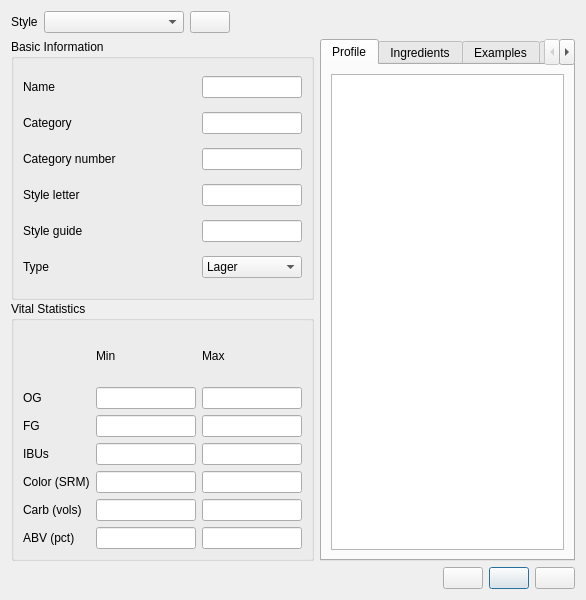
This is ui/styleEditor.ui in Brewtarget/brewtarget as Qt 5 draws it before an edit. The edited form follows.
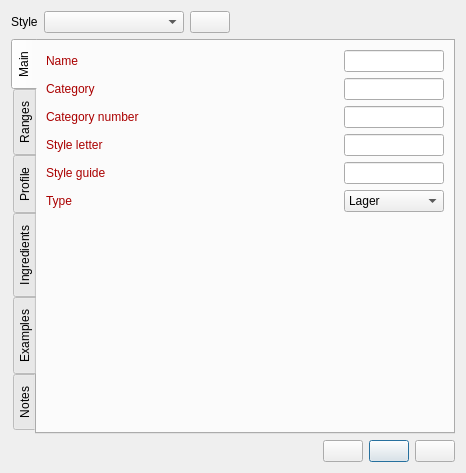
This is the edited form. Icons and pictures are not drawn. Custom widgets are drawn as their Qt base class.

Commit message: First round at fixing BtStringEdit

```diff
--- a/ui/styleEditor.ui
+++ b/ui/styleEditor.ui
@@ -6,8 +6,8 @@
    <rect>
     <x>0</x>
     <y>0</y>
-    <width>586</width>
-    <height>600</height>
+    <width>466</width>
+    <height>375</height>
    </rect>
   </property>
   <property name="sizePolicy">
@@ -19,7 +19,7 @@
   <property name="windowTitle">
    <string>Style Editor</string>
   </property>
-  <layout class="QVBoxLayout" name="verticalLayout_7">
+  <layout class="QVBoxLayout" name="verticalLayout">
    <item>
     <layout class="QHBoxLayout" name="horizontalLayout_styles">
      <item>
@@ -75,69 +75,28 @@
     </layout>
    </item>
    <item>
-    <layout class="QHBoxLayout" name="horizontalLayout_21">
-     <item>
-      <layout class="QVBoxLayout" name="verticalLayout_6">
-       <property name="spacing">
-        <number>1</number>
-       </property>
-       <item>
-        <widget class="QGroupBox" name="groupBox_basic">
+    <widget class="QTabWidget" name="tabWidget_profile">
          <property name="sizePolicy">
-          <sizepolicy hsizetype="Preferred" vsizetype="Minimum">
+      <sizepolicy hsizetype="Expanding" vsizetype="MinimumExpanding">
            <horstretch>0</horstretch>
            <verstretch>0</verstretch>
           </sizepolicy>
          </property>
-         <property name="title">
-          <string>Basic Information</string>
-         </property>
-         <property name="configSection" stdset="0">
-          <string notr="true">styleEditor</string>
-         </property>
-         <layout class="QGridLayout" name="gridLayout_2">
-          <item row="0" column="0">
-           <widget class="QLabel" name="label_name">
-            <property name="sizePolicy">
-             <sizepolicy hsizetype="Expanding" vsizetype="Preferred">
-              <horstretch>0</horstretch>
-              <verstretch>0</verstretch>
-             </sizepolicy>
-            </property>
-            <property name="text">
-             <string>Name</string>
-            </property>
-            <property name="buddy">
-             <cstring>lineEdit_name</cstring>
-            </property>
-           </widget>
-          </item>
-          <item row="0" column="1">
-           <widget class="QLineEdit" name="lineEdit_name">
-            <property name="sizePolicy">
-             <sizepolicy hsizetype="Fixed" vsizetype="Fixed">
-              <horstretch>100</horstretch>
-              <verstretch>0</verstretch>
-             </sizepolicy>
-            </property>
-            <property name="minimumSize">
-             <size>
-              <width>100</width>
-              <height>0</height>
-             </size>
-            </property>
-            <property name="maximumSize">
-             <size>
-              <width>100</width>
-              <height>16777215</height>
-             </size>
-            </property>
-            <property name="toolTip">
-             <string>Name</string>
-            </property>
-           </widget>
-          </item>
-          <item row="1" column="0">
+     <property name="tabPosition">
+      <enum>QTabWidget::West</enum>
+     </property>
+     <property name="currentIndex">
+      <number>0</number>
+     </property>
+     <property name="usesScrollButtons">
+      <bool>false</bool>
+     </property>
+     <widget class="QWidget" name="tab_main">
+      <attribute name="title">
+       <string>Main</string>
+      </attribute>
+      <layout class="QGridLayout" name="gridLayout">
+       <item row="2" column="0">
            <widget class="QLabel" name="label_category">
             <property name="sizePolicy">
              <sizepolicy hsizetype="Expanding" vsizetype="Preferred">
@@ -145,16 +104,19 @@
               <verstretch>0</verstretch>
              </sizepolicy>
             </property>
+         <property name="toolTip">
+          <string>Required</string>
+         </property>
             <property name="text">
-             <string>Category</string>
+          <string>&lt;html&gt;&lt;head/&gt;&lt;body&gt;&lt;p&gt;&lt;span style=&quot; color:#aa0000;&quot;&gt;Category&lt;/span&gt;&lt;/p&gt;&lt;/body&gt;&lt;/html&gt;</string>
             </property>
             <property name="buddy">
              <cstring>lineEdit_category</cstring>
             </property>
            </widget>
           </item>
-          <item row="1" column="1">
-           <widget class="QLineEdit" name="lineEdit_category">
+       <item row="5" column="3">
+        <widget class="BtStringEdit" name="lineEdit_styleLetter">
             <property name="sizePolicy">
              <sizepolicy hsizetype="Fixed" vsizetype="Fixed">
               <horstretch>100</horstretch>
@@ -174,59 +136,98 @@
              </size>
             </property>
             <property name="toolTip">
-             <string>Category</string>
-            </property>
-           </widget>
-          </item>
-          <item row="2" column="0">
-           <widget class="QLabel" name="label_categoryNumber">
-            <property name="sizePolicy">
-             <sizepolicy hsizetype="Expanding" vsizetype="Preferred">
-              <horstretch>0</horstretch>
-              <verstretch>0</verstretch>
-             </sizepolicy>
-            </property>
-            <property name="text">
-             <string>Category number</string>
-            </property>
-            <property name="buddy">
-             <cstring>lineEdit_categoryNumber</cstring>
-            </property>
-           </widget>
-          </item>
-          <item row="3" column="0">
-           <widget class="QLabel" name="label_styleLetter">
-            <property name="sizePolicy">
-             <sizepolicy hsizetype="Expanding" vsizetype="Preferred">
-              <horstretch>0</horstretch>
-              <verstretch>0</verstretch>
-             </sizepolicy>
-            </property>
-            <property name="text">
              <string>Style letter</string>
             </property>
-            <property name="buddy">
-             <cstring>lineEdit_styleLetter</cstring>
+         <property name="editField" stdset="0">
+          <string>styleLetter</string>
             </property>
            </widget>
           </item>
-          <item row="4" column="0">
-           <widget class="QLabel" name="label_styleGuide">
+       <item row="6" column="3">
+        <widget class="BtStringEdit" name="lineEdit_styleGuide">
             <property name="sizePolicy">
-             <sizepolicy hsizetype="Expanding" vsizetype="Preferred">
-              <horstretch>0</horstretch>
+          <sizepolicy hsizetype="Fixed" vsizetype="Fixed">
+           <horstretch>100</horstretch>
               <verstretch>0</verstretch>
              </sizepolicy>
             </property>
-            <property name="text">
+         <property name="minimumSize">
+          <size>
+           <width>100</width>
+           <height>0</height>
+          </size>
+         </property>
+         <property name="maximumSize">
+          <size>
+           <width>100</width>
+           <height>16777215</height>
+          </size>
+         </property>
+         <property name="toolTip">
              <string>Style guide</string>
             </property>
-            <property name="buddy">
-             <cstring>lineEdit_styleGuide</cstring>
+         <property name="editField" stdset="0">
+          <string>styleGuide</string>
             </property>
            </widget>
           </item>
-          <item row="5" column="0">
+       <item row="4" column="3">
+        <widget class="BtStringEdit" name="lineEdit_categoryNumber">
+         <property name="sizePolicy">
+          <sizepolicy hsizetype="Fixed" vsizetype="Fixed">
+           <horstretch>100</horstretch>
+           <verstretch>0</verstretch>
+          </sizepolicy>
+         </property>
+         <property name="minimumSize">
+          <size>
+           <width>100</width>
+           <height>0</height>
+          </size>
+         </property>
+         <property name="maximumSize">
+          <size>
+           <width>100</width>
+           <height>16777215</height>
+          </size>
+         </property>
+         <property name="toolTip">
+          <string>Category number</string>
+         </property>
+         <property name="editField" stdset="0">
+          <string>categoryNumber</string>
+         </property>
+        </widget>
+       </item>
+       <item row="2" column="3">
+        <widget class="BtStringEdit" name="lineEdit_category">
+         <property name="sizePolicy">
+          <sizepolicy hsizetype="Fixed" vsizetype="Fixed">
+           <horstretch>100</horstretch>
+           <verstretch>0</verstretch>
+          </sizepolicy>
+         </property>
+         <property name="minimumSize">
+          <size>
+           <width>100</width>
+           <height>0</height>
+          </size>
+         </property>
+         <property name="maximumSize">
+          <size>
+           <width>100</width>
+           <height>16777215</height>
+          </size>
+         </property>
+         <property name="toolTip">
+          <string>Category</string>
+         </property>
+         <property name="editField" stdset="0">
+          <string>category</string>
+         </property>
+        </widget>
+       </item>
+       <item row="7" column="0">
            <widget class="QLabel" name="label_type">
             <property name="sizePolicy">
              <sizepolicy hsizetype="Expanding" vsizetype="Preferred">
@@ -234,87 +235,15 @@
               <verstretch>0</verstretch>
              </sizepolicy>
             </property>
+         <property name="toolTip">
+          <string>Required</string>
+         </property>
             <property name="text">
-             <string>Type</string>
+          <string>&lt;html&gt;&lt;head/&gt;&lt;body&gt;&lt;p&gt;&lt;span style=&quot; color:#aa0000;&quot;&gt;Type&lt;/span&gt;&lt;/p&gt;&lt;/body&gt;&lt;/html&gt;</string>
             </property>
            </widget>
           </item>
-          <item row="2" column="1">
-           <widget class="QLineEdit" name="lineEdit_categoryNumber">
-            <property name="sizePolicy">
-             <sizepolicy hsizetype="Fixed" vsizetype="Fixed">
-              <horstretch>100</horstretch>
-              <verstretch>0</verstretch>
-             </sizepolicy>
-            </property>
-            <property name="minimumSize">
-             <size>
-              <width>100</width>
-              <height>0</height>
-             </size>
-            </property>
-            <property name="maximumSize">
-             <size>
-              <width>100</width>
-              <height>16777215</height>
-             </size>
-            </property>
-            <property name="toolTip">
-             <string>Category number</string>
-            </property>
-           </widget>
-          </item>
-          <item row="3" column="1">
-           <widget class="QLineEdit" name="lineEdit_styleLetter">
-            <property name="sizePolicy">
-             <sizepolicy hsizetype="Fixed" vsizetype="Fixed">
-              <horstretch>100</horstretch>
-              <verstretch>0</verstretch>
-             </sizepolicy>
-            </property>
-            <property name="minimumSize">
-             <size>
-              <width>100</width>
-              <height>0</height>
-             </size>
-            </property>
-            <property name="maximumSize">
-             <size>
-              <width>100</width>
-              <height>16777215</height>
-             </size>
-            </property>
-            <property name="toolTip">
-             <string>Style letter</string>
-            </property>
-           </widget>
-          </item>
-          <item row="4" column="1">
-           <widget class="QLineEdit" name="lineEdit_styleGuide">
-            <property name="sizePolicy">
-             <sizepolicy hsizetype="Fixed" vsizetype="Fixed">
-              <horstretch>100</horstretch>
-              <verstretch>0</verstretch>
-             </sizepolicy>
-            </property>
-            <property name="minimumSize">
-             <size>
-              <width>100</width>
-              <height>0</height>
-             </size>
-            </property>
-            <property name="maximumSize">
-             <size>
-              <width>100</width>
-              <height>16777215</height>
-             </size>
-            </property>
-            <property name="toolTip">
-             <string>Style guide</string>
-            </property>
-           </widget>
-          </item>
-          <item row="5" column="1">
+       <item row="7" column="3">
            <widget class="QComboBox" name="comboBox_type">
             <property name="sizePolicy">
              <sizepolicy hsizetype="Fixed" vsizetype="Fixed">
@@ -369,24 +298,205 @@
             </item>
            </widget>
           </item>
-         </layout>
-        </widget>
+       <item row="0" column="0">
+        <widget class="QLabel" name="label_name">
+         <property name="sizePolicy">
+          <sizepolicy hsizetype="Expanding" vsizetype="Preferred">
+           <horstretch>0</horstretch>
+           <verstretch>0</verstretch>
+          </sizepolicy>
+         </property>
+         <property name="toolTip">
+          <string>Required</string>
+         </property>
+         <property name="text">
+          <string>&lt;html&gt;&lt;head/&gt;&lt;body&gt;&lt;p&gt;&lt;span style=&quot; color:#aa0000;&quot;&gt;Name&lt;/span&gt;&lt;/p&gt;&lt;/body&gt;&lt;/html&gt;</string>
+         </property>
+         <property name="buddy">
+          <cstring>lineEdit_name</cstring>
+         </property>
+        </widget>
+       </item>
+       <item row="4" column="0" colspan="3">
+        <widget class="QLabel" name="label_categoryNumber">
+         <property name="sizePolicy">
+          <sizepolicy hsizetype="Expanding" vsizetype="Preferred">
+           <horstretch>0</horstretch>
+           <verstretch>0</verstretch>
+          </sizepolicy>
+         </property>
+         <property name="toolTip">
+          <string>Required</string>
+         </property>
+         <property name="text">
+          <string>&lt;html&gt;&lt;head/&gt;&lt;body&gt;&lt;p&gt;&lt;span style=&quot; color:#aa0000;&quot;&gt;Category number&lt;/span&gt;&lt;/p&gt;&lt;/body&gt;&lt;/html&gt;</string>
+         </property>
+         <property name="buddy">
+          <cstring>lineEdit_categoryNumber</cstring>
+         </property>
+        </widget>
+       </item>
+       <item row="5" column="0" colspan="2">
+        <widget class="QLabel" name="label_styleLetter">
+         <property name="sizePolicy">
+          <sizepolicy hsizetype="Expanding" vsizetype="Preferred">
+           <horstretch>0</horstretch>
+           <verstretch>0</verstretch>
+          </sizepolicy>
+         </property>
+         <property name="toolTip">
+          <string>Required</string>
+         </property>
+         <property name="text">
+          <string>&lt;html&gt;&lt;head/&gt;&lt;body&gt;&lt;p&gt;&lt;span style=&quot; color:#aa0000;&quot;&gt;Style letter&lt;/span&gt;&lt;/p&gt;&lt;/body&gt;&lt;/html&gt;</string>
+         </property>
+         <property name="buddy">
+          <cstring>lineEdit_styleLetter</cstring>
+         </property>
+        </widget>
+       </item>
+       <item row="0" column="3">
+        <widget class="BtStringEdit" name="lineEdit_name">
+         <property name="sizePolicy">
+          <sizepolicy hsizetype="Fixed" vsizetype="Fixed">
+           <horstretch>100</horstretch>
+           <verstretch>0</verstretch>
+          </sizepolicy>
+         </property>
+         <property name="minimumSize">
+          <size>
+           <width>100</width>
+           <height>0</height>
+          </size>
+         </property>
+         <property name="maximumSize">
+          <size>
+           <width>100</width>
+           <height>16777215</height>
+          </size>
+         </property>
+         <property name="toolTip">
+          <string>Name</string>
+         </property>
+         <property name="editField" stdset="0">
+          <string>name</string>
+         </property>
+        </widget>
+       </item>
+       <item row="6" column="0" colspan="2">
+        <widget class="QLabel" name="label_styleGuide">
+         <property name="sizePolicy">
+          <sizepolicy hsizetype="Expanding" vsizetype="Preferred">
+           <horstretch>0</horstretch>
+           <verstretch>0</verstretch>
+          </sizepolicy>
+         </property>
+         <property name="toolTip">
+          <string>Required</string>
+         </property>
+         <property name="text">
+          <string>&lt;html&gt;&lt;head/&gt;&lt;body&gt;&lt;p&gt;&lt;span style=&quot; color:#aa0000;&quot;&gt;Style guide&lt;/span&gt;&lt;/p&gt;&lt;/body&gt;&lt;/html&gt;</string>
+         </property>
+         <property name="buddy">
+          <cstring>lineEdit_styleGuide</cstring>
+         </property>
+        </widget>
+       </item>
+       <item row="8" column="0">
+        <spacer name="verticalSpacer">
+         <property name="orientation">
+          <enum>Qt::Vertical</enum>
+         </property>
+         <property name="sizeHint" stdset="0">
+          <size>
+           <width>20</width>
+           <height>40</height>
+          </size>
+         </property>
+        </spacer>
+       </item>
+      </layout>
+     </widget>
+     <widget class="QWidget" name="tab_ranges">
+      <attribute name="title">
+       <string>Ranges</string>
+      </attribute>
+      <layout class="QGridLayout" name="gridLayout_2">
+       <item row="3" column="2">
+        <widget class="BtGenericEdit" name="lineEdit_ibuMax">
+         <property name="sizePolicy">
+          <sizepolicy hsizetype="Fixed" vsizetype="Fixed">
+           <horstretch>100</horstretch>
+           <verstretch>0</verstretch>
+          </sizepolicy>
+         </property>
+         <property name="minimumSize">
+          <size>
+           <width>100</width>
+           <height>0</height>
+          </size>
+         </property>
+         <property name="maximumSize">
+          <size>
+           <width>100</width>
+           <height>16777215</height>
+          </size>
+         </property>
+         <property name="editField" stdset="0">
+          <string notr="true">ibuMax</string>
+         </property>
+        </widget>
        </item>
-       <item>
-        <widget class="QGroupBox" name="styleEditor_vital">
+       <item row="4" column="1">
+        <widget class="BtColorEdit" name="lineEdit_colorMin">
          <property name="sizePolicy">
-          <sizepolicy hsizetype="Preferred" vsizetype="Minimum">
-           <horstretch>0</horstretch>
+          <sizepolicy hsizetype="Fixed" vsizetype="Fixed">
+           <horstretch>100</horstretch>
            <verstretch>0</verstretch>
           </sizepolicy>
          </property>
-         <property name="title">
-          <string>Vital Statistics</string>
+         <property name="minimumSize">
+          <size>
+           <width>100</width>
+           <height>0</height>
+          </size>
          </property>
-         <property name="configSection" stdset="0">
-          <string notr="true">styleEditor</string>
+         <property name="maximumSize">
+          <size>
+           <width>100</width>
+           <height>16777215</height>
+          </size>
          </property>
-         <layout class="QGridLayout" name="gridLayout">
+         <property name="editField" stdset="0">
+          <string notr="true">colorMin_srm</string>
+         </property>
+        </widget>
+       </item>
+       <item row="6" column="2">
+        <widget class="BtGenericEdit" name="lineEdit_abvMax">
+         <property name="sizePolicy">
+          <sizepolicy hsizetype="Fixed" vsizetype="Fixed">
+           <horstretch>100</horstretch>
+           <verstretch>0</verstretch>
+          </sizepolicy>
+         </property>
+         <property name="minimumSize">
+          <size>
+           <width>100</width>
+           <height>0</height>
+          </size>
+         </property>
+         <property name="maximumSize">
+          <size>
+           <width>100</width>
+           <height>16777215</height>
+          </size>
+         </property>
+         <property name="editField" stdset="0">
+          <string notr="true">abvMax_pct</string>
+         </property>
+        </widget>
+       </item>
           <item row="0" column="2">
            <widget class="QLabel" name="label_max">
             <property name="text">
@@ -394,23 +504,48 @@
             </property>
            </widget>
           </item>
-          <item row="0" column="1">
-           <widget class="QLabel" name="label_min">
-            <property name="text">
-             <string>Min</string>
+       <item row="5" column="1">
+        <widget class="BtGenericEdit" name="lineEdit_carbMin">
+         <property name="sizePolicy">
+          <sizepolicy hsizetype="Fixed" vsizetype="Fixed">
+           <horstretch>100</horstretch>
+           <verstretch>0</verstretch>
+          </sizepolicy>
+         </property>
+         <property name="minimumSize">
+          <size>
+           <width>100</width>
+           <height>0</height>
+          </size>
+         </property>
+         <property name="maximumSize">
+          <size>
+           <width>100</width>
+           <height>16777215</height>
+          </size>
+         </property>
+         <property name="editField" stdset="0">
+          <string notr="true">carbMin_vol</string>
             </property>
            </widget>
           </item>
-          <item row="1" column="0">
-           <widget class="BtDensityLabel" name="label_og">
+       <item row="2" column="0">
+        <widget class="BtDensityLabel" name="label_fg">
             <property name="contextMenuPolicy">
              <enum>Qt::CustomContextMenu</enum>
             </property>
             <property name="text">
-             <string>OG</string>
+          <string>FG</string>
             </property>
             <property name="editField" stdset="0">
-             <string notr="true">og</string>
+          <string notr="true">fg</string>
+         </property>
+        </widget>
+       </item>
+       <item row="6" column="0">
+        <widget class="QLabel" name="label_abv">
+         <property name="text">
+          <string>ABV (pct)</string>
             </property>
            </widget>
           </item>
@@ -439,6 +574,31 @@
             </property>
            </widget>
           </item>
+       <item row="3" column="1">
+        <widget class="BtGenericEdit" name="lineEdit_ibuMin">
+         <property name="sizePolicy">
+          <sizepolicy hsizetype="Fixed" vsizetype="Fixed">
+           <horstretch>100</horstretch>
+           <verstretch>0</verstretch>
+          </sizepolicy>
+         </property>
+         <property name="minimumSize">
+          <size>
+           <width>100</width>
+           <height>0</height>
+          </size>
+         </property>
+         <property name="maximumSize">
+          <size>
+           <width>100</width>
+           <height>16777215</height>
+          </size>
+         </property>
+         <property name="editField" stdset="0">
+          <string notr="true">ibuMin</string>
+         </property>
+        </widget>
+       </item>
           <item row="1" column="2">
            <widget class="BtDensityEdit" name="lineEdit_ogMax">
             <property name="sizePolicy">
@@ -464,16 +624,28 @@
             </property>
            </widget>
           </item>
-          <item row="2" column="0">
-           <widget class="BtDensityLabel" name="label_fg">
-            <property name="contextMenuPolicy">
-             <enum>Qt::CustomContextMenu</enum>
-            </property>
-            <property name="text">
-             <string>FG</string>
+       <item row="4" column="2">
+        <widget class="BtColorEdit" name="lineEdit_colorMax">
+         <property name="sizePolicy">
+          <sizepolicy hsizetype="Fixed" vsizetype="Fixed">
+           <horstretch>100</horstretch>
+           <verstretch>0</verstretch>
+          </sizepolicy>
+         </property>
+         <property name="minimumSize">
+          <size>
+           <width>100</width>
+           <height>0</height>
+          </size>
+         </property>
+         <property name="maximumSize">
+          <size>
+           <width>100</width>
+           <height>16777215</height>
+          </size>
             </property>
             <property name="editField" stdset="0">
-             <string notr="true">fg</string>
+          <string notr="true">colorMax_srm</string>
             </property>
            </widget>
           </item>
@@ -502,6 +674,13 @@
             </property>
            </widget>
           </item>
+       <item row="5" column="0">
+        <widget class="QLabel" name="label_carb">
+         <property name="text">
+          <string>Carb (vols)</string>
+         </property>
+        </widget>
+       </item>
           <item row="2" column="2">
            <widget class="BtDensityEdit" name="lineEdit_fgMax">
             <property name="sizePolicy">
@@ -527,63 +706,6 @@
             </property>
            </widget>
           </item>
-          <item row="3" column="0">
-           <widget class="QLabel" name="label_ibu">
-            <property name="text">
-             <string>IBUs</string>
-            </property>
-           </widget>
-          </item>
-          <item row="3" column="1">
-           <widget class="BtGenericEdit" name="lineEdit_ibuMin">
-            <property name="sizePolicy">
-             <sizepolicy hsizetype="Fixed" vsizetype="Fixed">
-              <horstretch>100</horstretch>
-              <verstretch>0</verstretch>
-             </sizepolicy>
-            </property>
-            <property name="minimumSize">
-             <size>
-              <width>100</width>
-              <height>0</height>
-             </size>
-            </property>
-            <property name="maximumSize">
-             <size>
-              <width>100</width>
-              <height>16777215</height>
-             </size>
-            </property>
-            <property name="editField" stdset="0">
-             <string notr="true">ibuMin</string>
-            </property>
-           </widget>
-          </item>
-          <item row="3" column="2">
-           <widget class="BtGenericEdit" name="lineEdit_ibuMax">
-            <property name="sizePolicy">
-             <sizepolicy hsizetype="Fixed" vsizetype="Fixed">
-              <horstretch>100</horstretch>
-              <verstretch>0</verstretch>
-             </sizepolicy>
-            </property>
-            <property name="minimumSize">
-             <size>
-              <width>100</width>
-              <height>0</height>
-             </size>
-            </property>
-            <property name="maximumSize">
-             <size>
-              <width>100</width>
-              <height>16777215</height>
-             </size>
-            </property>
-            <property name="editField" stdset="0">
-             <string notr="true">ibuMax</string>
-            </property>
-           </widget>
-          </item>
           <item row="4" column="0">
            <widget class="BtColorLabel" name="label_color">
             <property name="contextMenuPolicy">
@@ -597,120 +719,6 @@
             </property>
            </widget>
           </item>
-          <item row="4" column="1">
-           <widget class="BtColorEdit" name="lineEdit_colorMin">
-            <property name="sizePolicy">
-             <sizepolicy hsizetype="Fixed" vsizetype="Fixed">
-              <horstretch>100</horstretch>
-              <verstretch>0</verstretch>
-             </sizepolicy>
-            </property>
-            <property name="minimumSize">
-             <size>
-              <width>100</width>
-              <height>0</height>
-             </size>
-            </property>
-            <property name="maximumSize">
-             <size>
-              <width>100</width>
-              <height>16777215</height>
-             </size>
-            </property>
-            <property name="editField" stdset="0">
-             <string notr="true">colorMin_srm</string>
-            </property>
-           </widget>
-          </item>
-          <item row="4" column="2">
-           <widget class="BtColorEdit" name="lineEdit_colorMax">
-            <property name="sizePolicy">
-             <sizepolicy hsizetype="Fixed" vsizetype="Fixed">
-              <horstretch>100</horstretch>
-              <verstretch>0</verstretch>
-             </sizepolicy>
-            </property>
-            <property name="minimumSize">
-             <size>
-              <width>100</width>
-              <height>0</height>
-             </size>
-            </property>
-            <property name="maximumSize">
-             <size>
-              <width>100</width>
-              <height>16777215</height>
-             </size>
-            </property>
-            <property name="editField" stdset="0">
-             <string notr="true">colorMax_srm</string>
-            </property>
-           </widget>
-          </item>
-          <item row="5" column="0">
-           <widget class="QLabel" name="label_carb">
-            <property name="text">
-             <string>Carb (vols)</string>
-            </property>
-           </widget>
-          </item>
-          <item row="5" column="1">
-           <widget class="BtGenericEdit" name="lineEdit_carbMin">
-            <property name="sizePolicy">
-             <sizepolicy hsizetype="Fixed" vsizetype="Fixed">
-              <horstretch>100</horstretch>
-              <verstretch>0</verstretch>
-             </sizepolicy>
-            </property>
-            <property name="minimumSize">
-             <size>
-              <width>100</width>
-              <height>0</height>
-             </size>
-            </property>
-            <property name="maximumSize">
-             <size>
-              <width>100</width>
-              <height>16777215</height>
-             </size>
-            </property>
-            <property name="editField" stdset="0">
-             <string notr="true">carbMin_vol</string>
-            </property>
-           </widget>
-          </item>
-          <item row="5" column="2">
-           <widget class="BtGenericEdit" name="lineEdit_carbMax">
-            <property name="sizePolicy">
-             <sizepolicy hsizetype="Fixed" vsizetype="Fixed">
-              <horstretch>100</horstretch>
-              <verstretch>0</verstretch>
-             </sizepolicy>
-            </property>
-            <property name="minimumSize">
-             <size>
-              <width>100</width>
-              <height>0</height>
-             </size>
-            </property>
-            <property name="maximumSize">
-             <size>
-              <width>100</width>
-              <height>16777215</height>
-             </size>
-            </property>
-            <property name="editField" stdset="0">
-             <string notr="true">carbMax_vol</string>
-            </property>
-           </widget>
-          </item>
-          <item row="6" column="0">
-           <widget class="QLabel" name="label_abv">
-            <property name="text">
-             <string>ABV (pct)</string>
-            </property>
-           </widget>
-          </item>
           <item row="6" column="1">
            <widget class="BtGenericEdit" name="lineEdit_abvMin">
             <property name="sizePolicy">
@@ -736,8 +744,21 @@
             </property>
            </widget>
           </item>
-          <item row="6" column="2">
-           <widget class="BtGenericEdit" name="lineEdit_abvMax">
+       <item row="1" column="0">
+        <widget class="BtDensityLabel" name="label_og">
+         <property name="contextMenuPolicy">
+          <enum>Qt::CustomContextMenu</enum>
+         </property>
+         <property name="text">
+          <string>OG</string>
+         </property>
+         <property name="editField" stdset="0">
+          <string notr="true">og</string>
+         </property>
+        </widget>
+       </item>
+       <item row="5" column="2">
+        <widget class="BtGenericEdit" name="lineEdit_carbMax">
             <property name="sizePolicy">
              <sizepolicy hsizetype="Fixed" vsizetype="Fixed">
               <horstretch>100</horstretch>
@@ -757,47 +778,39 @@
              </size>
             </property>
             <property name="editField" stdset="0">
-             <string notr="true">abvMax_pct</string>
+          <string notr="true">carbMax_vol</string>
             </property>
            </widget>
           </item>
-         </layout>
+       <item row="0" column="1">
+        <widget class="QLabel" name="label_min">
+         <property name="text">
+          <string>Min</string>
+         </property>
         </widget>
        </item>
-       <item>
-        <spacer name="verticalSpacer">
+       <item row="3" column="0">
+        <widget class="QLabel" name="label_ibu">
+         <property name="text">
+          <string>IBUs</string>
+         </property>
+        </widget>
+       </item>
+       <item row="7" column="1">
+        <spacer name="verticalSpacer_2">
          <property name="orientation">
           <enum>Qt::Vertical</enum>
          </property>
-         <property name="sizeType">
-          <enum>QSizePolicy::Minimum</enum>
-         </property>
          <property name="sizeHint" stdset="0">
           <size>
            <width>20</width>
-           <height>0</height>
+           <height>40</height>
           </size>
          </property>
         </spacer>
        </item>
       </layout>
-     </item>
-     <item>
-      <layout class="QVBoxLayout" name="verticalLayout_5">
-       <property name="spacing">
-        <number>1</number>
-       </property>
-       <item>
-        <widget class="QTabWidget" name="tabWidget_profile">
-         <property name="sizePolicy">
-          <sizepolicy hsizetype="Expanding" vsizetype="MinimumExpanding">
-           <horstretch>0</horstretch>
-           <verstretch>0</verstretch>
-          </sizepolicy>
-         </property>
-         <property name="currentIndex">
-          <number>0</number>
-         </property>
+     </widget>
          <widget class="QWidget" name="tab">
           <attribute name="title">
            <string>Profile</string>
@@ -867,12 +880,8 @@
          </widget>
         </widget>
        </item>
-      </layout>
-     </item>
-    </layout>
-   </item>
    <item>
-    <layout class="QHBoxLayout" name="horizontalLayout_20">
+    <layout class="QHBoxLayout" name="horizontalLayout">
      <item>
       <spacer name="horizontalSpacer_2">
        <property name="orientation">
@@ -945,27 +954,16 @@
   </layout>
  </widget>
  <customwidgets>
-  <customwidget>
-   <class>BtDensityLabel</class>
-   <extends>QLabel</extends>
-   <header>BtLabel.h</header>
-   <slots>
-    <signal>labelChanged(Unit::unitDisplay,Unit::unitScale)</signal>
-   </slots>
-  </customwidget>
-  <customwidget>
-   <class>BtDensityEdit</class>
-   <extends>QLineEdit</extends>
-   <header>BtLineEdit.h</header>
-   <slots>
-    <slot>lineChanged(Unit::unitDisplay,Unit::unitScale)</slot>
-   </slots>
-  </customwidget>
   <customwidget>
    <class>BtGenericEdit</class>
    <extends>QLineEdit</extends>
    <header>BtLineEdit.h</header>
   </customwidget>
+  <customwidget>
+   <class>BtStringEdit</class>
+   <extends>QLineEdit</extends>
+   <header>BtLineEdit.h</header>
+  </customwidget>
   <customwidget>
    <class>BtColorLabel</class>
    <extends>QLabel</extends>
@@ -982,6 +980,22 @@
     <slot>lineChanged(Unit::unitDisplay,Unit::unitScale)</slot>
    </slots>
   </customwidget>
+  <customwidget>
+   <class>BtDensityLabel</class>
+   <extends>QLabel</extends>
+   <header>BtLabel.h</header>
+   <slots>
+    <signal>labelChanged(Unit::unitDisplay,Unit::unitScale)</signal>
+   </slots>
+  </customwidget>
+  <customwidget>
+   <class>BtDensityEdit</class>
+   <extends>QLineEdit</extends>
+   <header>BtLineEdit.h</header>
+   <slots>
+    <slot>lineChanged(Unit::unitDisplay,Unit::unitScale)</slot>
+   </slots>
+  </customwidget>
  </customwidgets>
  <resources>
   <include location="../brewtarget.qrc"/>
```
Lines whose indentation alone changed are shown as unchanged. The commit also changes 14 other files.
